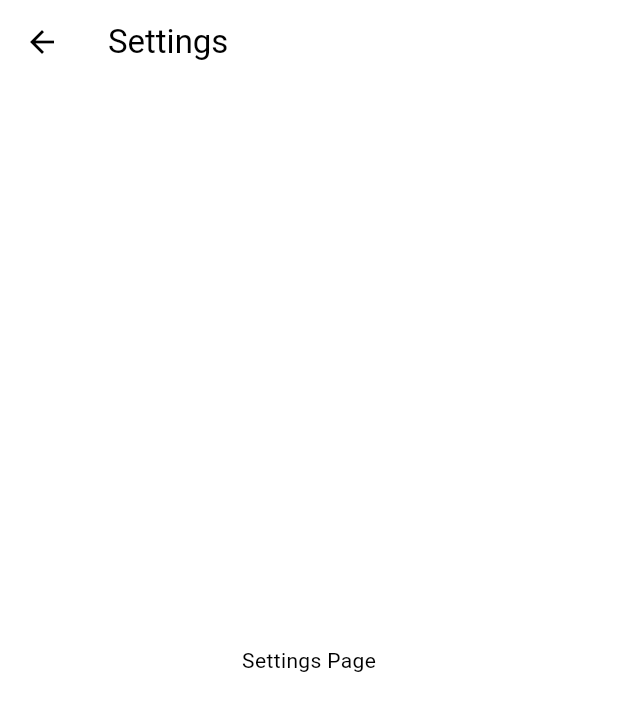
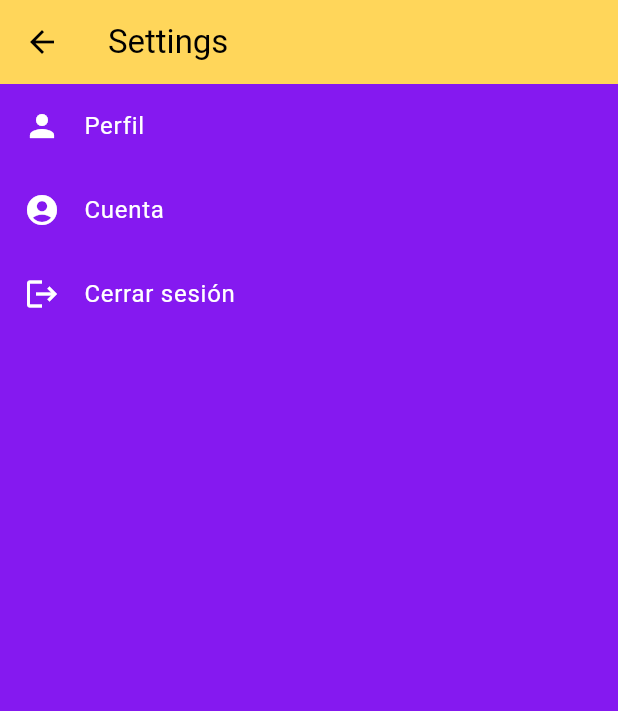
Before and after one commit to AleOc94/InfluagencyApp, a Flutter app: the DemoSwipe screen opened directly, after a tap on the "settings" icon, on a phone screen of 412 x 824 dp. Shown: the top 711 px of the screen. Run offline on Flutter 3.47's test engine with Material 3 defaults, Android fonts, the phone set to English and light mode, and no system bars; our stand-ins replace awesome_notifications, firebase_auth, firebase_core, flip_card, flutter_swiper_null_safety, fluttertoast and 4 more; missing offline and left inert: flutter_facebook_auth; accounts and stored records are empty.

Commit message:
setting perfil marca

```diff
--- a/lib/demo_swip.dart
+++ b/lib/demo_swip.dart
@@ -2,6 +2,7 @@ import 'package:flutter/material.dart';
 import 'package:fluttertoast/fluttertoast.dart';
 import 'package:tcard/tcard.dart';
 import 'package:flip_card/flip_card.dart';
+import 'brand_profile.dart'; // Importa la pantalla de perfil
 
 void main() => runApp(MyApp());
 
@@ -60,10 +61,10 @@ class _DemoSwipeState extends State<DemoSwipe> {
             Positioned(
               top: 10,
               right: 10,
-              child: Icon(
-                Icons.info,
-                color: Colors.white,
-                size: 30,
+              child: SizedBox(
+                width: 50,
+                height: 50,
+                child: Image.asset('assets/images/information_icon.png'),
               ),
             ),
           ],
@@ -89,12 +90,12 @@ class _DemoSwipeState extends State<DemoSwipe> {
             Positioned(
               top: 10,
               right: 10,
-              child:  SizedBox(
-                                width: 30,
-                                height: 30,
-                                child: Image.asset('assets/images/information_icon.png'),
-                              ),
+              child: SizedBox(
+                width: 50,
+                height: 50,
+                child: Image.asset('assets/images/information_icon.png'),
               ),
+            ),
           ],
         ),
       ),
@@ -156,7 +157,7 @@ class _DemoSwipeState extends State<DemoSwipe> {
             onPressed: () {
               Navigator.push(
                 context,
-                MaterialPageRoute(builder: (context) => SettingsPage()),
+                MaterialPageRoute(builder: (context) => SettingsPage()), // Navega a la pantalla de configuración
               );
             },
           ),
@@ -276,9 +277,38 @@ class SettingsPage extends StatelessWidget {
     return Scaffold(
       appBar: AppBar(
         title: Text('Settings'),
+        backgroundColor: Color.fromARGB(255, 255, 214, 90),
       ),
-      body: Center(
-        child: Text('Settings Page'),
+      body: Container(
+        color: Color.fromARGB(255, 133, 25, 240), // Fondo morado
+        child: ListView(
+          children: [
+            ListTile(
+              leading: Icon(Icons.person, color: Colors.white),
+              title: Text('Perfil', style: TextStyle(color: Colors.white)),
+              onTap: () {
+                Navigator.push(
+                  context,
+                  MaterialPageRoute(builder: (context) => BrandProfile()), // Navega a la pantalla de perfil
+                );
+              },
+            ),
+            ListTile(
+              leading: Icon(Icons.account_circle, color: Colors.white),
+              title: Text('Cuenta', style: TextStyle(color: Colors.white)),
+              onTap: () {
+                // Acción para "Cuenta"
+              },
+            ),
+            ListTile(
+              leading: Icon(Icons.logout, color: Colors.white),
+              title: Text('Cerrar sesión', style: TextStyle(color: Colors.white)),
+              onTap: () {
+                // Acción para "Cerrar sesión"
+              },
+            ),
+          ],
+        ),
       ),
     );
   }
--- a/pubspec.yaml
+++ b/pubspec.yaml
@@ -24,6 +24,7 @@ dependencies:
   font_awesome_flutter: ^10.1.0 # Asegúrate de utilizar la última versión
   tcard: ^1.3.1  # Añadida dependencia para la funcionalidad de swipe de tarjetas
   fluttertoast: ^8.0.9  # Añadida dependencia para mostrar mensajes temporales
+  image_picker: ^0.8.4+8
 
 dev_dependencies:
   flutter_test:
```
Also changed, not shown: lib/brand_profile.dart (added, +141 -0 lines), pubspec.lock, 7 other files.
